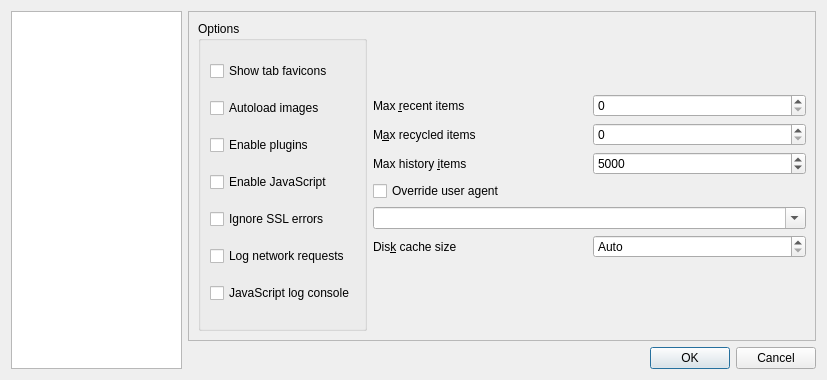
Qt form settingsdlg.ui (kernel1024/jpreader) before a commit.
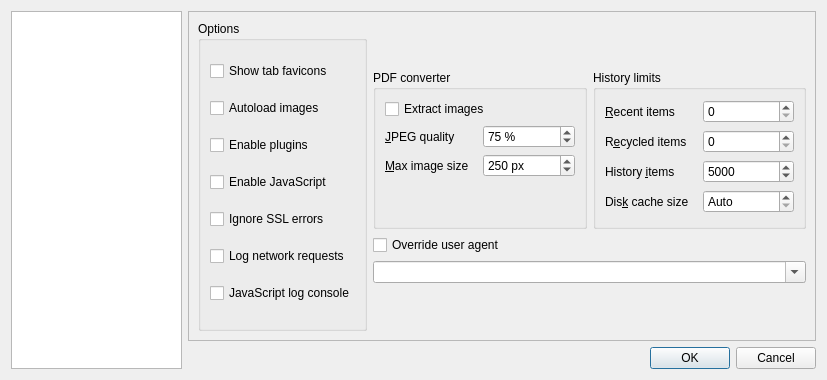
The same form after that commit.

Commit message: Image extractor for PDF converter.

```diff
--- a/settingsdlg.ui
+++ b/settingsdlg.ui
@@ -34,7 +34,7 @@
         <number>0</number>
        </property>
        <widget class="QWidget" name="widget">
-        <layout class="QHBoxLayout" name="horizontalLayout_35">
+        <layout class="QHBoxLayout" name="horizontalLayout_37">
          <item>
           <widget class="QGroupBox" name="groupBox_2">
            <property name="title">
@@ -94,7 +94,98 @@
           </widget>
          </item>
          <item>
-          <layout class="QVBoxLayout" name="verticalLayout_22">
+          <layout class="QVBoxLayout" name="verticalLayout_28">
+           <item>
+            <spacer name="verticalSpacer_8">
+             <property name="orientation">
+              <enum>Qt::Vertical</enum>
+             </property>
+             <property name="sizeHint" stdset="0">
+              <size>
+               <width>20</width>
+               <height>40</height>
+              </size>
+             </property>
+            </spacer>
+           </item>
+           <item>
+            <layout class="QHBoxLayout" name="horizontalLayout_36">
+             <item>
+              <widget class="QGroupBox" name="groupBox_11">
+               <property name="title">
+                <string>PDF converter</string>
+               </property>
+               <layout class="QVBoxLayout" name="verticalLayout_27">
+                <item>
+                 <widget class="QCheckBox" name="checkPdfExtractImages">
+                  <property name="toolTip">
+                   <string>Extracts images from PDF streams (JPEG and PNG) to embedded data-url</string>
+                  </property>
+                  <property name="text">
+                   <string>Extract images</string>
+                  </property>
+                 </widget>
+                </item>
+                <item>
+                 <layout class="QHBoxLayout" name="horizontalLayout_35">
+                  <item>
+                   <widget class="QLabel" name="label_25">
+                    <property name="text">
+                     <string>&amp;JPEG quality</string>
+                    </property>
+                    <property name="buddy">
+                     <cstring>spinPdfImageQuality</cstring>
+                    </property>
+                   </widget>
+                  </item>
+                  <item>
+                   <widget class="QSpinBox" name="spinPdfImageQuality">
+                    <property name="suffix">
+                     <string> %</string>
+                    </property>
+                    <property name="minimum">
+                     <number>5</number>
+                    </property>
+                    <property name="maximum">
+                     <number>100</number>
+                    </property>
+                    <property name="value">
+                     <number>75</number>
+                    </property>
+                   </widget>
+                  </item>
+                 </layout>
+                </item>
+                <item>
+                 <layout class="QHBoxLayout" name="horizontalLayout_32">
+                  <item>
+                   <widget class="QLabel" name="label_34">
+                    <property name="text">
+                     <string>&amp;Max image size</string>
+                    </property>
+                    <property name="buddy">
+                     <cstring>spinPdfImageMaxSize</cstring>
+                    </property>
+                   </widget>
+                  </item>
+                  <item>
+                   <widget class="QSpinBox" name="spinPdfImageMaxSize">
+                    <property name="suffix">
+                     <string> px</string>
+                    </property>
+                    <property name="minimum">
+                     <number>10</number>
+                    </property>
+                    <property name="maximum">
+                     <number>9999</number>
+                    </property>
+                    <property name="value">
+                     <number>250</number>
+                    </property>
+                   </widget>
+                  </item>
+                 </layout>
+                </item>
            <item>
             <spacer name="verticalSpacer_17">
              <property name="orientation">
@@ -103,17 +194,26 @@
              <property name="sizeHint" stdset="0">
               <size>
                <width>20</width>
-               <height>17</height>
+                    <height>40</height>
               </size>
              </property>
             </spacer>
            </item>
+               </layout>
+              </widget>
+             </item>
+             <item>
+              <widget class="QGroupBox" name="groupBox_10">
+               <property name="title">
+                <string>History limits</string>
+               </property>
+               <layout class="QVBoxLayout" name="verticalLayout_22">
            <item>
             <layout class="QHBoxLayout" name="horizontalLayout_19">
              <item>
               <widget class="QLabel" name="label_32">
                <property name="text">
-                <string>Max &amp;recent items</string>
+                     <string>&amp;Recent items</string>
                </property>
                <property name="buddy">
                 <cstring>spinMaxRecent</cstring>
@@ -130,7 +230,7 @@
              <item>
               <widget class="QLabel" name="label_12">
                <property name="text">
-                <string>M&amp;ax recycled items</string>
+                     <string>R&amp;ecycled items</string>
                </property>
                <property name="buddy">
                 <cstring>spinMaxRecycled</cstring>
@@ -147,7 +247,7 @@
              <item>
               <widget class="QLabel" name="label_13">
                <property name="text">
-                <string>Max history &amp;items</string>
+                     <string>History &amp;items</string>
                </property>
                <property name="buddy">
                 <cstring>spinMaxHistory</cstring>
@@ -166,36 +266,6 @@
              </item>
             </layout>
            </item>
-           <item>
-            <layout class="QVBoxLayout" name="verticalLayout_18">
-             <item>
-              <widget class="QCheckBox" name="checkUserAgent">
-               <property name="text">
-                <string>Override user agent</string>
-               </property>
-              </widget>
-             </item>
-             <item>
-              <widget class="QComboBox" name="editUserAgent">
-               <property name="sizePolicy">
-                <sizepolicy hsizetype="Expanding" vsizetype="Fixed">
-                 <horstretch>0</horstretch>
-                 <verstretch>0</verstretch>
-                </sizepolicy>
-               </property>
-               <property name="maximumSize">
-                <size>
-                 <width>600</width>
-                 <height>16777215</height>
-                </size>
-               </property>
-               <property name="editable">
-                <bool>true</bool>
-               </property>
-              </widget>
-             </item>
-            </layout>
-           </item>
            <item>
             <layout class="QHBoxLayout" name="horizontalLayout_22">
              <item>
@@ -223,8 +293,43 @@
              </item>
             </layout>
            </item>
+               </layout>
+              </widget>
+             </item>
+            </layout>
+           </item>
            <item>
-            <spacer name="verticalSpacer_18">
+            <layout class="QVBoxLayout" name="verticalLayout_18">
+             <item>
+              <widget class="QCheckBox" name="checkUserAgent">
+               <property name="text">
+                <string>Override user agent</string>
+               </property>
+              </widget>
+             </item>
+             <item>
+              <widget class="QComboBox" name="editUserAgent">
+               <property name="sizePolicy">
+                <sizepolicy hsizetype="Expanding" vsizetype="Fixed">
+                 <horstretch>0</horstretch>
+                 <verstretch>0</verstretch>
+                </sizepolicy>
+               </property>
+               <property name="maximumSize">
+                <size>
+                 <width>600</width>
+                 <height>16777215</height>
+                </size>
+               </property>
+               <property name="editable">
+                <bool>true</bool>
+               </property>
+              </widget>
+             </item>
+            </layout>
+           </item>
+           <item>
+            <spacer name="verticalSpacer_5">
              <property name="orientation">
               <enum>Qt::Vertical</enum>
              </property>
```
Left out of the diff: 3 changed lines with no effect on the pictures. Lines whose indentation alone changed are shown as unchanged. The commit also changes 5 other files.
